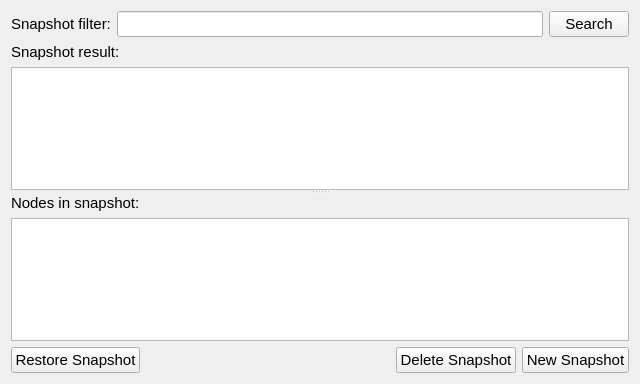
First picture: the form in ccs/snapshot/SnapshotManager.ui, repository bisegni/chaosframework, before the edit.
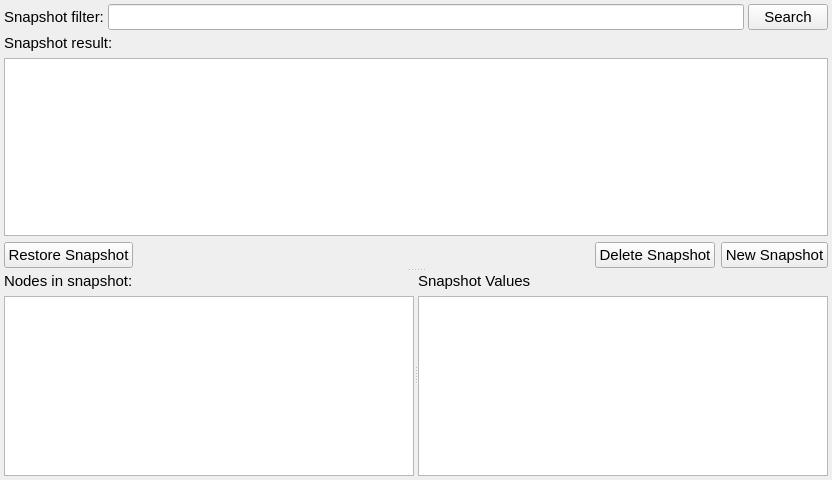
Second picture: the form after the edit.

Commit message: removed main windoe ui and fix all root layout margins for all widget

```diff
--- a/ccs/snapshot/SnapshotManager.ui
+++ b/ccs/snapshot/SnapshotManager.ui
@@ -6,8 +6,8 @@
    <rect>
     <x>0</x>
     <y>0</y>
-    <width>640</width>
-    <height>384</height>
+    <width>832</width>
+    <height>480</height>
    </rect>
   </property>
   <property name="minimumSize">
@@ -16,10 +16,30 @@
     <height>384</height>
    </size>
   </property>
+  <property name="font">
+   <font>
+    <pointsize>11</pointsize>
+   </font>
+  </property>
   <property name="windowTitle">
    <string>Form</string>
   </property>
-  <layout class="QVBoxLayout" name="verticalLayout_3">
+  <layout class="QVBoxLayout" name="verticalLayout_2" stretch="0,2">
+   <property name="spacing">
+    <number>4</number>
+   </property>
+   <property name="leftMargin">
+    <number>4</number>
+   </property>
+   <property name="topMargin">
+    <number>4</number>
+   </property>
+   <property name="rightMargin">
+    <number>4</number>
+   </property>
+   <property name="bottomMargin">
+    <number>4</number>
+   </property>
    <item>
     <layout class="QHBoxLayout" name="horizontalLayout">
      <item>
@@ -58,15 +78,14 @@
     </layout>
    </item>
    <item>
-    <widget class="QSplitter" name="splitter">
-     <property name="frameShadow">
-      <enum>QFrame::Plain</enum>
-     </property>
+    <widget class="QSplitter" name="splitter_2">
      <property name="orientation">
       <enum>Qt::Vertical</enum>
      </property>
      <widget class="QWidget" name="">
-      <layout class="QVBoxLayout" name="verticalLayout">
+      <layout class="QVBoxLayout" name="verticalLayout" stretch="1,0">
+       <item>
+        <layout class="QVBoxLayout" name="verticalLayoutSnapshotList">
        <item>
         <widget class="QLabel" name="label_2">
          <property name="font">
@@ -104,27 +123,6 @@
         </widget>
        </item>
       </layout>
-     </widget>
-     <widget class="QWidget" name="verticalLayoutWidget">
-      <layout class="QVBoxLayout" name="verticalLayout_2">
-       <item>
-        <widget class="QLabel" name="label_3">
-         <property name="font">
-          <font>
-           <pointsize>11</pointsize>
-          </font>
-         </property>
-         <property name="text">
-          <string>Nodes in snapshot:</string>
-         </property>
-        </widget>
-       </item>
-       <item>
-        <widget class="QListView" name="listViewNodesInSnapshot"/>
-       </item>
-      </layout>
-     </widget>
-    </widget>
    </item>
    <item>
     <layout class="QHBoxLayout" name="horizontalLayout_3">
@@ -178,6 +176,53 @@
       </widget>
      </item>
     </layout>
+       </item>
+      </layout>
+     </widget>
+     <widget class="QSplitter" name="splitter">
+      <property name="orientation">
+       <enum>Qt::Horizontal</enum>
+      </property>
+      <widget class="QWidget" name="">
+       <layout class="QVBoxLayout" name="verticalLayoutNodeInSnapshot" stretch="0,1">
+        <item>
+         <widget class="QLabel" name="label_3">
+          <property name="font">
+           <font>
+            <pointsize>11</pointsize>
+           </font>
+          </property>
+          <property name="text">
+           <string>Nodes in snapshot:</string>
+          </property>
+         </widget>
+        </item>
+        <item>
+         <widget class="QListView" name="listViewNodesInSnapshot"/>
+        </item>
+       </layout>
+      </widget>
+      <widget class="QWidget" name="">
+       <layout class="QVBoxLayout" name="verticalLayoutSnapshotValue" stretch="0,1">
+        <item>
+         <widget class="QLabel" name="label_4">
+          <property name="font">
+           <font>
+            <pointsize>11</pointsize>
+           </font>
+          </property>
+          <property name="text">
+           <string>Snapshot Values</string>
+          </property>
+         </widget>
+        </item>
+        <item>
+         <widget class="QColumnView" name="columnViewSnapshotValue"/>
+        </item>
+       </layout>
+      </widget>
+     </widget>
+    </widget>
    </item>
   </layout>
  </widget>
```
Left out of the diff: 2 changed lines with no effect on the pictures. Lines whose indentation alone changed are shown as unchanged. The commit also changes 6 other files.
